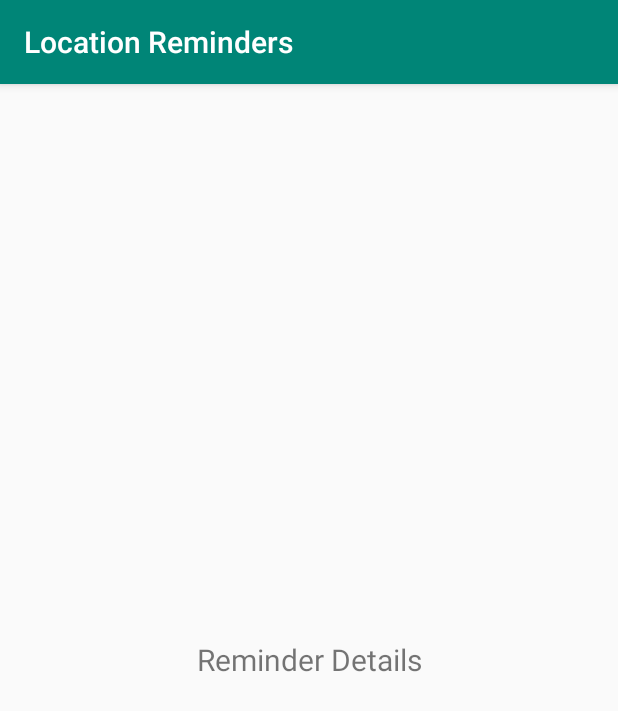
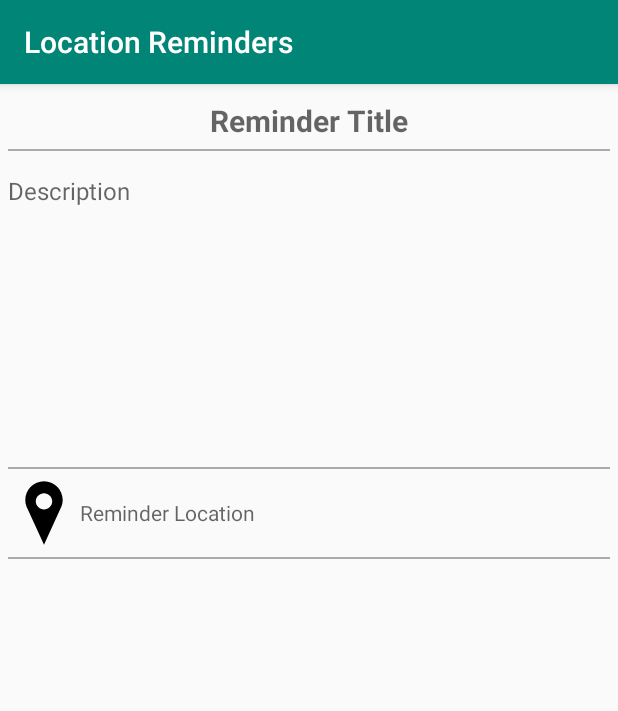
Before and after one commit to PaoloCaldera/locationReminder, an Android app: the ReminderDescriptionActivity screen opened directly, with no data from a screen before it, on a phone screen of 412 x 824 dp. Shown: the top 711 px of the screen. Run offline under Robolectric (Android 15) with nearby library versions, the phone set to English and light mode, and no system bars; our stand-ins replace data binding.

Commit message:
Set layout for reminder description activity

```diff
--- a/app/src/main/res/layout/activity_reminder_description.xml
+++ b/app/src/main/res/layout/activity_reminder_description.xml
@@ -10,24 +10,87 @@
             type="com.udacity.project4.locationreminders.reminderslist.ReminderDataItem" />
     </data>
 
-    <LinearLayout
+    <androidx.constraintlayout.widget.ConstraintLayout
         android:layout_width="match_parent"
         android:layout_height="match_parent"
         android:gravity="center"
         android:orientation="vertical"
+        android:padding="@dimen/padding_small"
         tools:context=".locationreminders.ReminderDescriptionActivity">
 
         <!-- TODO: Add the design of the reminder details -->
 
         <TextView
+            android:id="@+id/notifiedReminderTitle"
             android:layout_width="match_parent"
             android:layout_height="wrap_content"
-            android:gravity="center"
-            android:text="Reminder Details"
-            android:textSize="@dimen/text_size_large"
-            app:layout_constraintBottom_toBottomOf="parent"
+            android:hint="@string/reminder_title"
+            android:text="@{reminderDataItem.title}"
+            android:textSize="20sp"
+            android:textStyle="bold"
+            android:gravity="center_horizontal"
+            android:paddingTop="@dimen/padding_small"
             app:layout_constraintEnd_toEndOf="parent"
             app:layout_constraintStart_toStartOf="parent"
             app:layout_constraintTop_toTopOf="parent" />
-    </LinearLayout>
+
+        <View
+            android:id="@+id/separator1"
+            android:layout_width="match_parent"
+            android:layout_height="1dp"
+            android:background="@android:color/darker_gray"
+            android:layout_marginTop="@dimen/padding_small"
+            app:layout_constraintTop_toBottomOf="@id/notifiedReminderTitle"
+            app:layout_constraintStart_toStartOf="parent"
+            app:layout_constraintEnd_toEndOf="parent"/>
+
+        <TextView
+            android:id="@+id/notifiedReminderDescription"
+            android:layout_width="match_parent"
+            android:layout_height="wrap_content"
+            android:gravity="start"
+            android:hint="@string/reminder_desc"
+            android:lines="10"
+            android:paddingTop="@dimen/padding_normal"
+            android:text="@{reminderDataItem.description}"
+            android:textSize="16sp"
+            app:layout_constraintEnd_toEndOf="parent"
+            app:layout_constraintStart_toStartOf="parent"
+            app:layout_constraintTop_toBottomOf="@id/separator1" />
+
+        <View
+            android:id="@+id/separator2"
+            android:layout_width="match_parent"
+            android:layout_height="1dp"
+            android:background="@android:color/darker_gray"
+            android:layout_marginTop="@dimen/padding_small"
+            app:layout_constraintTop_toBottomOf="@id/notifiedReminderDescription"
+            app:layout_constraintStart_toStartOf="parent"
+            app:layout_constraintEnd_toEndOf="parent"/>
+
+        <TextView
+            android:id="@+id/notifiedLocationString"
+            android:layout_width="match_parent"
+            android:layout_height="wrap_content"
+            android:paddingTop="@dimen/padding_small"
+            android:drawableStart="@drawable/ic_location"
+            android:drawableLeft="@drawable/ic_location"
+            android:gravity="center_vertical"
+            android:hint="@string/reminder_location"
+            android:text="@{reminderDataItem.location}"
+            android:textColor="@color/black"
+            app:layout_constraintStart_toStartOf="parent"
+            app:layout_constraintTop_toBottomOf="@id/separator2" />
+
+        <View
+            android:id="@+id/separator3"
+            android:layout_width="match_parent"
+            android:layout_height="1dp"
+            android:background="@android:color/darker_gray"
+            android:layout_marginTop="@dimen/padding_small"
+            app:layout_constraintTop_toBottomOf="@id/notifiedLocationString"
+            app:layout_constraintStart_toStartOf="parent"
+            app:layout_constraintEnd_toEndOf="parent"/>
+
+    </androidx.constraintlayout.widget.ConstraintLayout>
 </layout>
```
